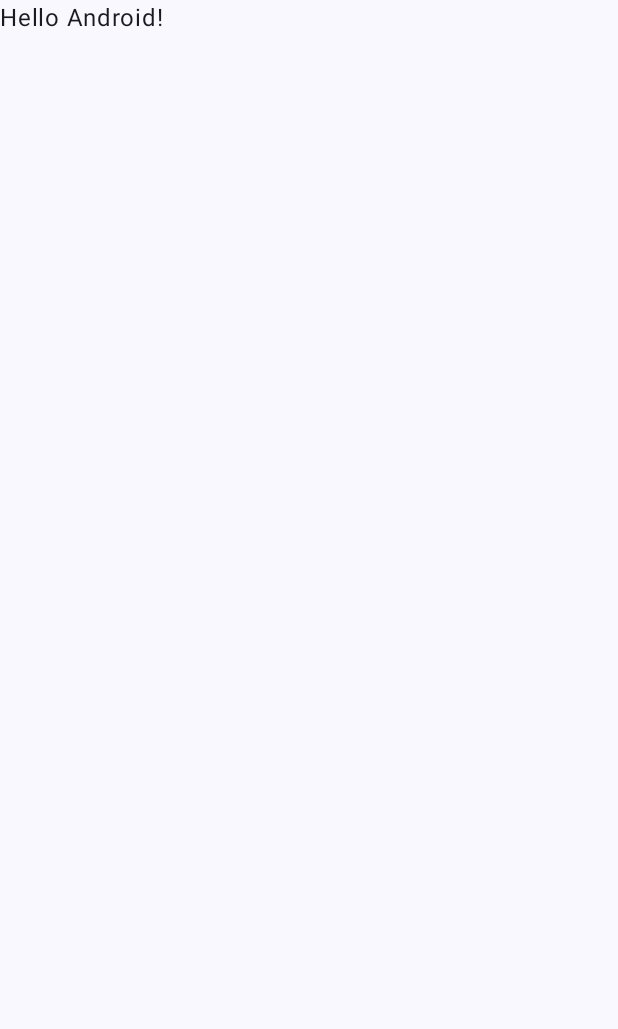
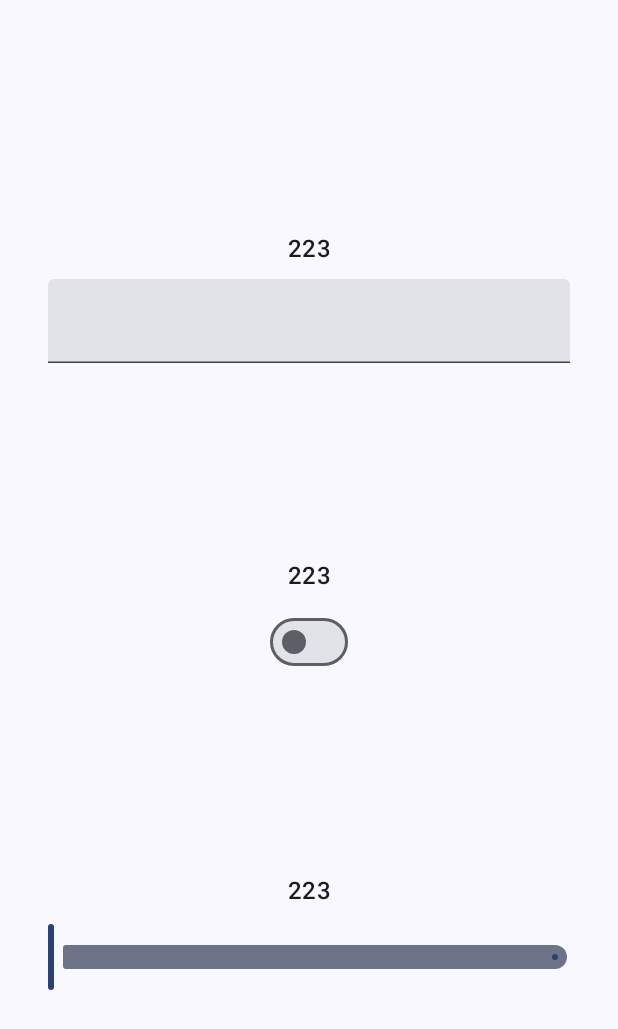
Before and after one commit to ryanw-mobile/FusedUserPreferences, an Android app built with Jetpack Compose: the screen it shows after launch (MainActivity), on a phone screen of 412 x 824 dp. Before the commit the part shown is almost empty. Shown: the top 1029 px of the screen. Run offline under Robolectric (Android 15) with nearby library versions, the phone set to English and light mode, and no system bars.

Commit message:
[feature] UI: add basic UI components

```diff
--- a/app/src/main/java/com/rwmobi/fuseduserpreferences/MainActivity.kt
+++ b/app/src/main/java/com/rwmobi/fuseduserpreferences/MainActivity.kt
@@ -10,10 +10,8 @@ import androidx.activity.compose.setContent
 import androidx.compose.foundation.layout.fillMaxSize
 import androidx.compose.material3.MaterialTheme
 import androidx.compose.material3.Surface
-import androidx.compose.material3.Text
-import androidx.compose.runtime.Composable
 import androidx.compose.ui.Modifier
-import androidx.compose.ui.tooling.preview.Preview
+import com.rwmobi.fuseduserpreferences.ui.screens.PreferenceScreen
 import com.rwmobi.fuseduserpreferences.ui.theme.FusedUserPreferencesTheme
 
 class MainActivity : ComponentActivity() {
@@ -26,25 +24,11 @@ class MainActivity : ComponentActivity() {
                     modifier = Modifier.fillMaxSize(),
                     color = MaterialTheme.colorScheme.background,
                 ) {
-                    Greeting("Android")
+                    PreferenceScreen(
+                        modifier = Modifier.fillMaxSize(),
+                    )
                 }
             }
         }
     }
 }
-
-@Composable
-fun Greeting(name: String, modifier: Modifier = Modifier) {
-    Text(
-        text = "Hello $name!",
-        modifier = modifier,
-    )
-}
-
-@Preview(showBackground = true)
-@Composable
-fun GreetingPreview() {
-    FusedUserPreferencesTheme {
-        Greeting("Android")
-    }
-}
--- /dev/null
+++ b/app/src/main/java/com/rwmobi/fuseduserpreferences/ui/components/BooleanSwitch.kt
@@ -0,0 +1,49 @@
+/*
+ * Copyright (c) 2024. Ryan Wong (hello@ryanwebmail.com)
+ */
+
+package com.rwmobi.fuseduserpreferences.ui.components
+
+import androidx.compose.foundation.layout.Column
+import androidx.compose.foundation.layout.defaultMinSize
+import androidx.compose.foundation.layout.fillMaxWidth
+import androidx.compose.foundation.layout.padding
+import androidx.compose.material3.MaterialTheme
+import androidx.compose.material3.Switch
+import androidx.compose.material3.Text
+import androidx.compose.runtime.Composable
+import androidx.compose.ui.Modifier
+import androidx.compose.ui.text.style.TextAlign
+import androidx.compose.ui.tooling.preview.PreviewScreenSizes
+import androidx.compose.ui.unit.dp
+
+@Composable
+@PreviewScreenSizes
+fun BooleanSwitch(
+    modifier: Modifier = Modifier,
+    label: String? = "223",
+    checked: Boolean = false,
+    onCheckedChange: ((Boolean) -> Unit) = {},
+) {
+    Column(
+        modifier = modifier,
+    ) {
+        label?.let {
+            Text(
+                modifier = Modifier.fillMaxWidth(),
+                textAlign = TextAlign.Center,
+                style = MaterialTheme.typography.titleMedium,
+                text = it,
+            )
+        }
+
+        Switch(
+            modifier = Modifier
+                .fillMaxWidth()
+                .padding(vertical = 8.dp)
+                .defaultMinSize(minHeight = 48.dp),
+            checked = checked,
+            onCheckedChange = onCheckedChange,
+        )
+    }
+}
--- /dev/null
+++ b/app/src/main/java/com/rwmobi/fuseduserpreferences/ui/components/IntegerSlider.kt
@@ -0,0 +1,49 @@
+/*
+ * Copyright (c) 2024. Ryan Wong (hello@ryanwebmail.com)
+ */
+
+package com.rwmobi.fuseduserpreferences.ui.components
+
+import androidx.compose.foundation.layout.Column
+import androidx.compose.foundation.layout.defaultMinSize
+import androidx.compose.foundation.layout.fillMaxWidth
+import androidx.compose.foundation.layout.padding
+import androidx.compose.material3.MaterialTheme
+import androidx.compose.material3.Slider
+import androidx.compose.material3.Text
+import androidx.compose.runtime.Composable
+import androidx.compose.ui.Modifier
+import androidx.compose.ui.text.style.TextAlign
+import androidx.compose.ui.tooling.preview.PreviewScreenSizes
+import androidx.compose.ui.unit.dp
+
+@Composable
+@PreviewScreenSizes
+fun IntegerSlider(
+    modifier: Modifier = Modifier,
+    label: String? = "223",
+    sliderPosition: Float = 0f,
+    onSliderValueChange: ((Float) -> Unit) = {},
+) {
+    Column(
+        modifier = modifier,
+    ) {
+        label?.let {
+            Text(
+                modifier = Modifier.fillMaxWidth(),
+                textAlign = TextAlign.Center,
+                style = MaterialTheme.typography.titleMedium,
+                text = it,
+            )
+        }
+
+        Slider(
+            modifier = Modifier
+                .fillMaxWidth()
+                .padding(vertical = 8.dp)
+                .defaultMinSize(minHeight = 48.dp),
+            value = sliderPosition,
+            onValueChange = onSliderValueChange,
+        )
+    }
+}
--- /dev/null
+++ b/app/src/main/java/com/rwmobi/fuseduserpreferences/ui/components/StringTextField.kt
@@ -0,0 +1,49 @@
+/*
+ * Copyright (c) 2024. Ryan Wong (hello@ryanwebmail.com)
+ */
+
+package com.rwmobi.fuseduserpreferences.ui.components
+
+import androidx.compose.foundation.layout.Column
+import androidx.compose.foundation.layout.defaultMinSize
+import androidx.compose.foundation.layout.fillMaxWidth
+import androidx.compose.foundation.layout.padding
+import androidx.compose.material3.MaterialTheme
+import androidx.compose.material3.Text
+import androidx.compose.material3.TextField
+import androidx.compose.runtime.Composable
+import androidx.compose.ui.Modifier
+import androidx.compose.ui.text.style.TextAlign
+import androidx.compose.ui.tooling.preview.PreviewScreenSizes
+import androidx.compose.ui.unit.dp
+
+@Composable
+@PreviewScreenSizes
+fun StringTextField(
+    modifier: Modifier = Modifier,
+    label: String? = "223",
+    value: String = "",
+    onSliderValueChange: ((String) -> Unit) = {},
+) {
+    Column(
+        modifier = modifier,
+    ) {
+        label?.let {
+            Text(
+                modifier = Modifier.fillMaxWidth(),
+                textAlign = TextAlign.Center,
+                style = MaterialTheme.typography.titleMedium,
+                text = it,
+            )
+        }
+
+        TextField(
+            modifier = Modifier
+                .fillMaxWidth()
+                .padding(vertical = 8.dp)
+                .defaultMinSize(minHeight = 48.dp),
+            value = value,
+            onValueChange = onSliderValueChange,
+        )
+    }
+}
--- /dev/null
+++ b/app/src/main/java/com/rwmobi/fuseduserpreferences/ui/screens/PreferenceScreen.kt
@@ -0,0 +1,38 @@
+/*
+ * Copyright (c) 2024. Ryan Wong (hello@ryanwebmail.com)
+ */
+
+package com.rwmobi.fuseduserpreferences.ui.screens
+
+import androidx.compose.foundation.layout.Arrangement
+import androidx.compose.foundation.layout.Column
+import androidx.compose.foundation.layout.padding
+import androidx.compose.foundation.rememberScrollState
+import androidx.compose.foundation.verticalScroll
+import androidx.compose.runtime.Composable
+import androidx.compose.ui.Modifier
+import androidx.compose.ui.tooling.preview.PreviewScreenSizes
+import androidx.compose.ui.unit.dp
+import com.rwmobi.fuseduserpreferences.ui.components.BooleanSwitch
+import com.rwmobi.fuseduserpreferences.ui.components.IntegerSlider
+import com.rwmobi.fuseduserpreferences.ui.components.StringTextField
+
+@Composable
+@PreviewScreenSizes
+fun PreferenceScreen(
+    modifier: Modifier = Modifier,
+) {
+    Column(
+        modifier = modifier
+            .verticalScroll(
+                state = rememberScrollState(),
+                enabled = true,
+            )
+            .padding(all = 32.dp),
+        verticalArrangement = Arrangement.SpaceEvenly,
+    ) {
+        StringTextField()
+        BooleanSwitch()
+        IntegerSlider()
+    }
+}
```
